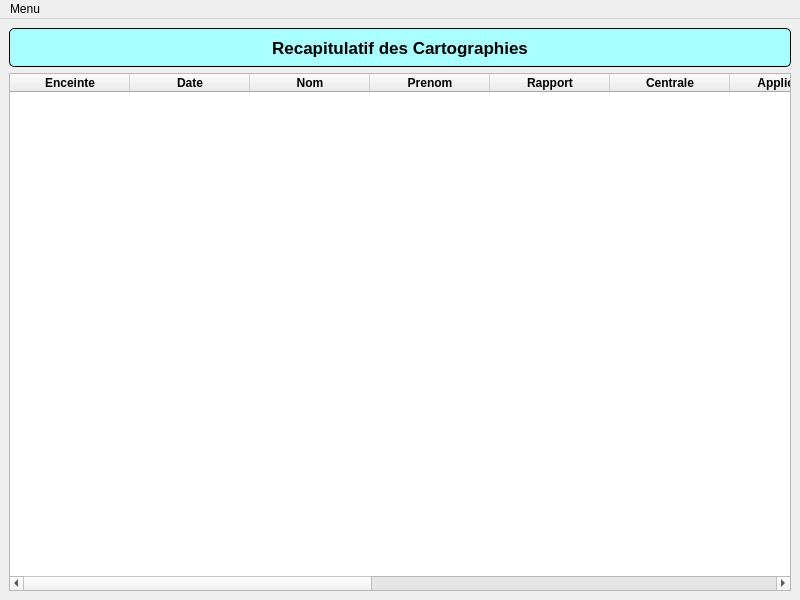
Pepou/Administration_2, file Modules/Cartographie/GUI/Main_Carto.ui: the form before one commit.
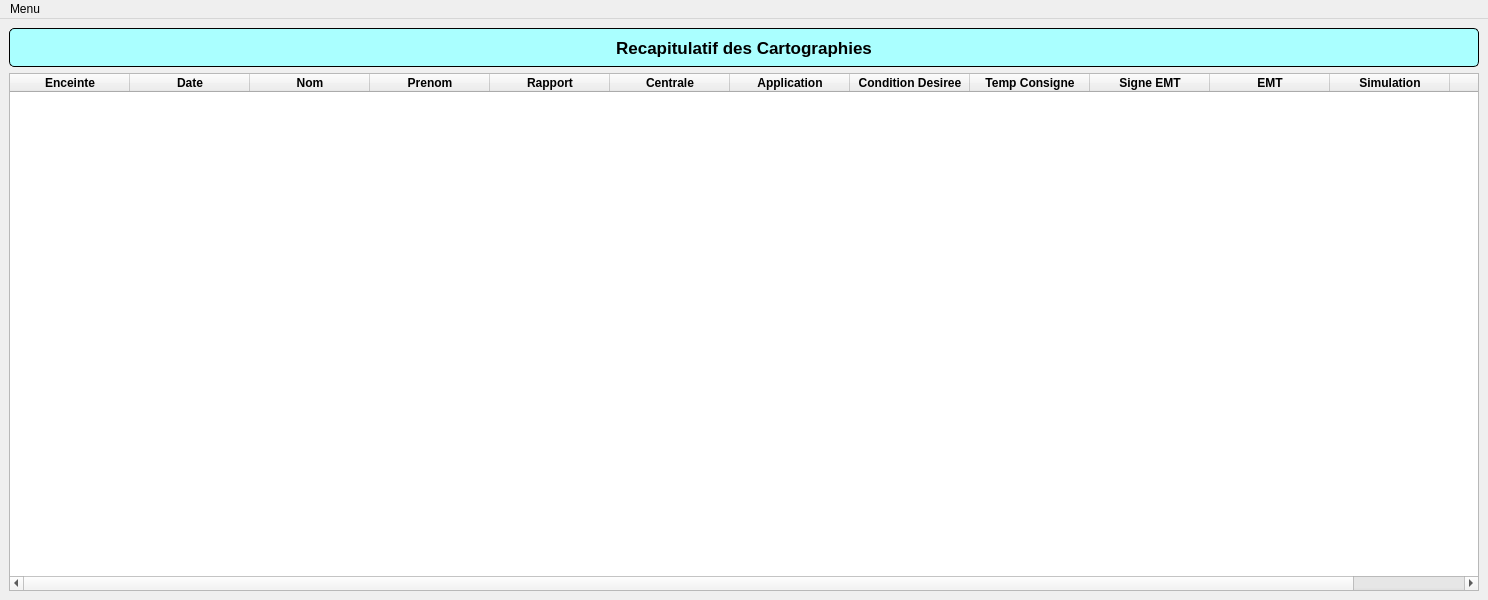
The form after the commit. Custom widgets are drawn as their Qt base class.

The edit to the form file:
```diff
--- a/Modules/Cartographie/GUI/Main_Carto.ui
+++ b/Modules/Cartographie/GUI/Main_Carto.ui
@@ -6,7 +6,7 @@
    <rect>
     <x>0</x>
     <y>0</y>
-    <width>800</width>
+    <width>1488</width>
     <height>600</height>
    </rect>
   </property>
@@ -247,7 +247,7 @@
         </column>
         <column>
          <property name="text">
-          <string>Nouvelle colonne</string>
+          <string>Simulation</string>
          </property>
          <property name="font">
           <font>
@@ -278,7 +278,7 @@
     <rect>
      <x>0</x>
      <y>0</y>
-     <width>800</width>
+     <width>1488</width>
      <height>21</height>
     </rect>
    </property>
```
Left out of the diff: 7 changed lines with no effect on the pictures.
